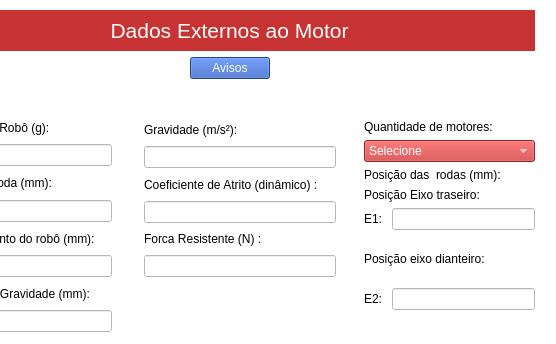
Qt form RinoMotoresV3/dadosrobo.ui (RPerobeli/RinoMotores) before a commit; both pictures show x 86 to 642 and y 0 to 344 of the 642 by 579 pixel window.
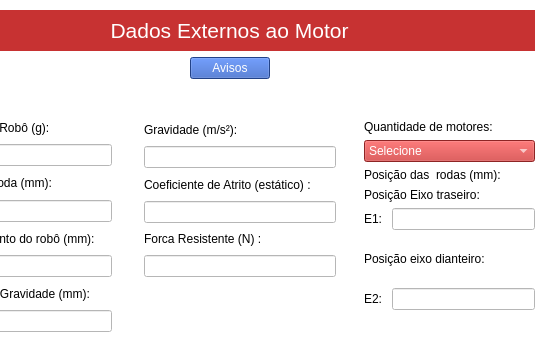
The same form after that commit. Icons and pictures are not drawn.

What changed in the file:
```diff
--- a/RinoMotoresV3/dadosrobo.ui
+++ b/RinoMotoresV3/dadosrobo.ui
@@ -132,7 +132,7 @@
     <item>
      <widget class="QLabel" name="label_coefAtrito">
       <property name="text">
-       <string>Coeficiente de Atrito (dinâmico) :</string>
+       <string>Coeficiente de Atrito (estático) :</string>
       </property>
      </widget>
     </item>
@@ -298,7 +298,7 @@
     </item>
    </layout>
   </widget>
-  <widget class="QWidget" name="">
+  <widget class="QWidget" name="layoutWidget">
    <property name="geometry">
     <rect>
      <x>10</x>
```
